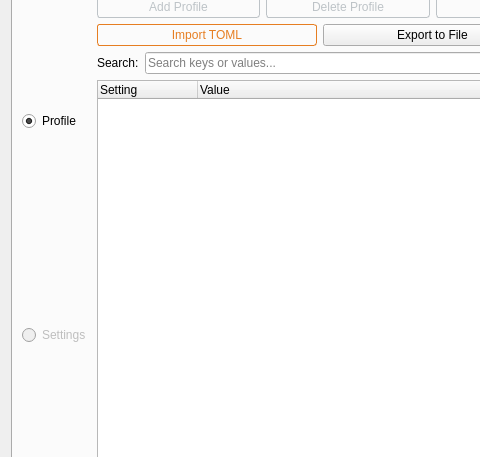
Old version of the form workflow/workflow.ui in the repository AdvancedPhotonSource/DashPVA; both pictures show x 0 to 480 and y 234 to 691 of the 797 by 797 pixel window.
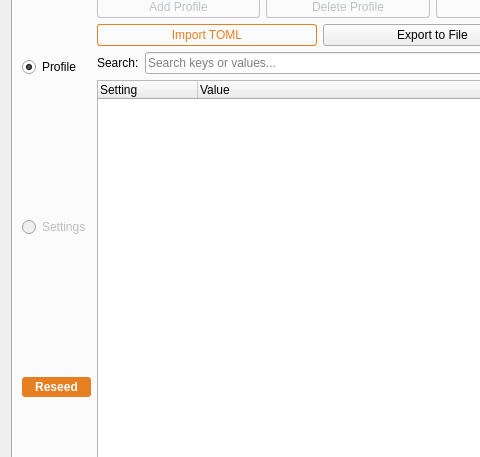
New version of the form.

Commit message: add: reseed button to reseed missing values fix: saving issue with profile. calls reload

```diff
--- a/workflow/workflow.ui
+++ b/workflow/workflow.ui
@@ -467,6 +467,19 @@
              </property>
             </widget>
            </item>
+           <item>
+            <widget class="QPushButton" name="buttonReseed">
+             <property name="text">
+              <string>Reseed</string>
+             </property>
+             <property name="toolTip">
+              <string>Add missing default values to settings and the current profile — never overwrites existing values</string>
+             </property>
+             <property name="styleSheet">
+              <string>QPushButton { background-color: #E67E22; color: white; font-weight: bold; border-radius: 3px; padding: 3px 6px; } QPushButton:hover { background-color: #D35400; }</string>
+             </property>
+            </widget>
+           </item>
            <item>
             <spacer name="verticalSpacerViewMode">
              <property name="orientation">
```
The commit also changes 1 other file.
